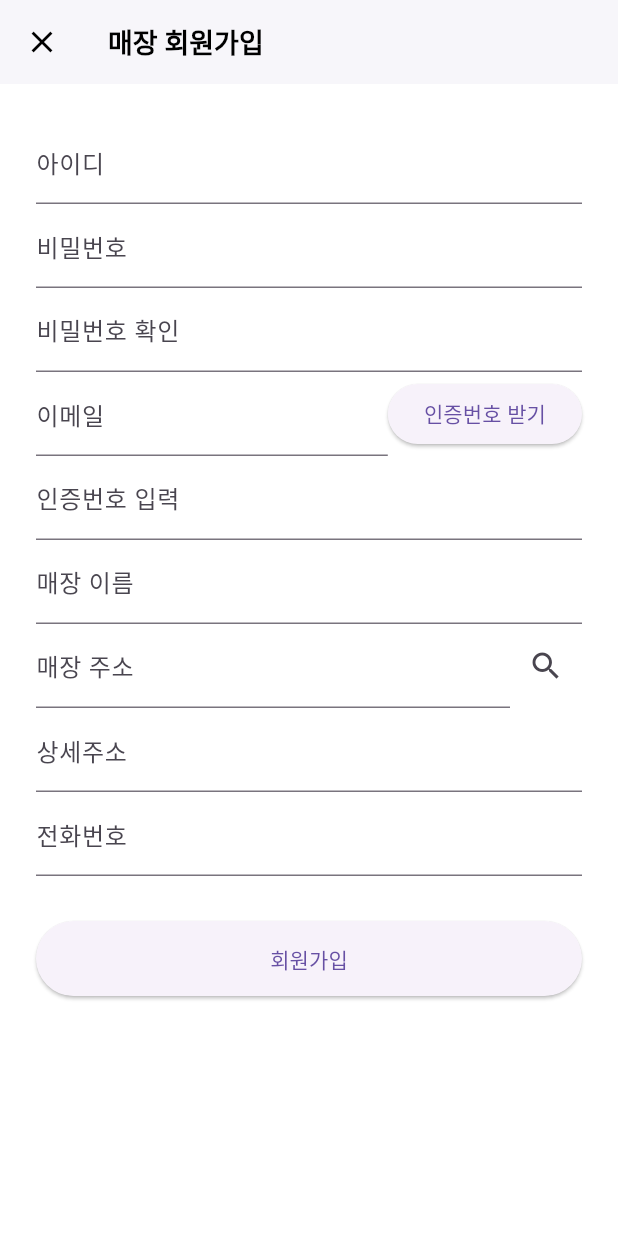
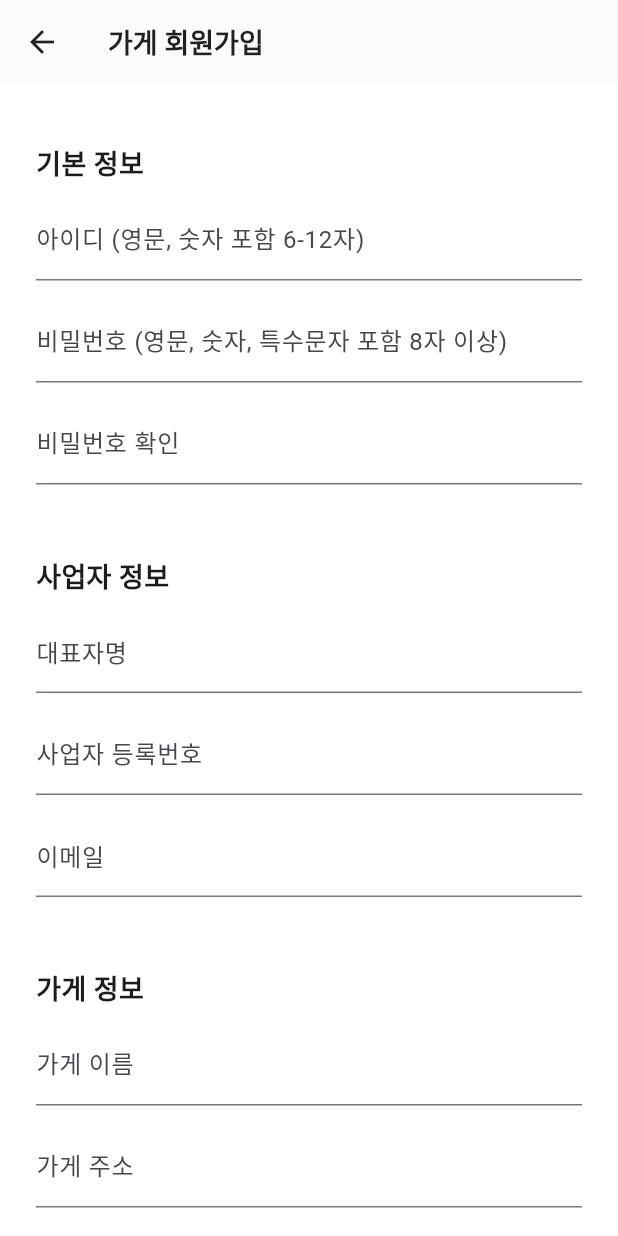
Before and after one commit to DongBaBaDa/needsfine_app, a Flutter app: the StoreJoinScreen screen opened by its route, on a phone screen of 412 x 824 dp. Run offline on Flutter 3.47's test engine with Material 3 defaults, Android fonts, the light colour scheme and no system bars; our stand-ins replace scrollable_positioned_list, shared_preferences; missing offline and left inert: carousel_slider_plus; accounts and stored records are empty; Roboto replaces fonts that are missing (NotoSansKR).

```diff
--- /dev/null
+++ b/lib/core/global_state.dart
@@ -0,0 +1,5 @@
+import 'package:flutter/material.dart';
+
+/// 순환 참조를 방지하기 위해 앱의 전역 상태 변수를 분리합니다.
+final ValueNotifier<bool> isLoggedIn = ValueNotifier(false);
+final ValueNotifier<int> notificationCount = ValueNotifier(3);
--- a/lib/screens/store_join_screen.dart
+++ b/lib/screens/store_join_screen.dart
@@ -1,7 +1,6 @@
 import 'package:flutter/material.dart';
-import 'package:needsfine_app/main.dart'; // For the global 'isLoggedIn'
+import 'package:needsfine_app/main.dart'; // Reverted import
 
-// --- [ ✅ ✅ 4-1-2-1. '매장' '회원가입' ] ---
 class StoreJoinScreen extends StatefulWidget {
   const StoreJoinScreen({super.key});
 
@@ -10,89 +9,60 @@ class StoreJoinScreen extends StatefulWidget {
 }
 
 class _StoreJoinScreenState extends State<StoreJoinScreen> {
-  final _emailCertController = TextEditingController();
 
-  void _sendCertCode() {
-    _emailCertController.text = "1234";
+  void _submit() {
     ScaffoldMessenger.of(context).showSnackBar(
-      const SnackBar(content: Text("더미 인증번호 [1234]가 발송되었습니다.")),
+      const SnackBar(content: Text("가게 회원가입이 완료되었습니다.")),
     );
-  }
-
-  void _searchAddress() {
-    showDialog(
-      context: context,
-      builder: (ctx) => const AddressSearchPopup(),
-    );
-  }
-
-  void _handleJoin() {
-    isLoggedIn.value = true; // [!] main.dart의 전역 변수 참조
+    isLoggedIn.value = true;
     Navigator.pushNamedAndRemoveUntil(context, '/store-mypage', (route) => false);
   }
 
   @override
   Widget build(BuildContext context) {
     return Scaffold(
-      appBar: AppBar(
-        title: const Text("매장 회원가입"),
-        leading: IconButton(
-          icon: const Icon(Icons.close),
-          onPressed: () => Navigator.pushReplacementNamed(context, '/login'),
-        ),
-      ),
+      appBar: AppBar(title: const Text("가게 회원가입")),
       body: ListView(
-        padding: const EdgeInsets.all(24.0),
+        padding: const EdgeInsets.all(24),
         children: [
-          TextFormField(decoration: const InputDecoration(labelText: "아이디")),
-          TextFormField(decoration: const InputDecoration(labelText: "비밀번호"), obscureText: true),
-          TextFormField(decoration: const InputDecoration(labelText: "비밀번호 확인"), obscureText: true),
-          Row(
-            children: [
-              Expanded(child: TextFormField(decoration: const InputDecoration(labelText: "이메일"))),
-              ElevatedButton(onPressed: _sendCertCode, child: const Text("인증번호 받기")),
-            ],
-          ),
-          TextFormField(
-            controller: _emailCertController,
-            decoration: const InputDecoration(labelText: "인증번호 입력"),
-          ),
-          TextFormField(decoration: const InputDecoration(labelText: "매장 이름")),
-          Row(
-            children: [
-              Expanded(child: TextFormField(
-                  decoration: const InputDecoration(labelText: "매장 주소"),
-                  readOnly: true
-              )),
-              IconButton(onPressed: _searchAddress, icon: const Icon(Icons.search)),
-            ],
-          ),
-          TextFormField(decoration: const InputDecoration(labelText: "상세주소")),
-          TextFormField(decoration: const InputDecoration(labelText: "전화번호")),
-          const SizedBox(height: 30),
+          _buildSectionTitle("기본 정보"),
+          const TextField(decoration: InputDecoration(labelText: "아이디 (영문, 숫자 포함 6-12자)")),
+          const SizedBox(height: 12),
+          const TextField(decoration: InputDecoration(labelText: "비밀번호 (영문, 숫자, 특수문자 포함 8자 이상)")),
+          const SizedBox(height: 12),
+          const TextField(decoration: InputDecoration(labelText: "비밀번호 확인")),
+          const SizedBox(height: 32),
+
+          _buildSectionTitle("사업자 정보"),
+          const TextField(decoration: InputDecoration(labelText: "대표자명")),
+          const SizedBox(height: 12),
+          const TextField(decoration: InputDecoration(labelText: "사업자 등록번호")),
+          const SizedBox(height: 12),
+          const TextField(decoration: InputDecoration(labelText: "이메일")),
+          const SizedBox(height: 32),
+
+          _buildSectionTitle("가게 정보"),
+          const TextField(decoration: InputDecoration(labelText: "가게 이름")),
+          const SizedBox(height: 12),
+          const TextField(decoration: InputDecoration(labelText: "가게 주소")),
+          const SizedBox(height: 12),
+          const TextField(decoration: InputDecoration(labelText: "업종")),
+          const SizedBox(height: 40),
+
           ElevatedButton(
-            onPressed: _handleJoin,
-            style: ElevatedButton.styleFrom(minimumSize: const Size(double.infinity, 50)),
-            child: const Text("회원가입"),
+            onPressed: _submit,
+            style: ElevatedButton.styleFrom(minimumSize: const Size(0, 50)),
+            child: const Text("가입 완료"),
           ),
         ],
       ),
     );
   }
-}
 
-// '주소' '검색' '팝업' ('더미')
-class AddressSearchPopup extends StatelessWidget {
-  const AddressSearchPopup({super.key});
-
-  @override
-  Widget build(BuildContext context) {
-    return AlertDialog(
-      title: const Text("주소 검색"),
-      content: const Text("('Daum' '주소' 'API' '연동' '필요')"),
-      actions: [
-        TextButton(onPressed: () => Navigator.pop(context), child: const Text("닫기")),
-      ],
+  Widget _buildSectionTitle(String title) {
+    return Padding(
+      padding: const EdgeInsets.only(top: 16, bottom: 8),
+      child: Text(title, style: const TextStyle(fontSize: 18, fontWeight: FontWeight.bold)),
     );
   }
 }
--- a/lib/screens/store_mypage_screen.dart
+++ b/lib/screens/store_mypage_screen.dart
@@ -1,28 +1,22 @@
 import 'package:flutter/material.dart';
-import 'package:needsfine_app/main.dart'; // For the global 'isLoggedIn'
+import 'package:needsfine_app/main.dart'; // Reverted import
 
-// '매장' '회원가입' '완료' '시' '이동'
 class StoreMyPageScreen extends StatelessWidget {
   const StoreMyPageScreen({super.key});
+
   @override
-  Widget build(BuildContext context) { // 오타 수정됨
+  Widget build(BuildContext context) {
     return Scaffold(
-      appBar: AppBar(title: const Text("매장 마이페이지")),
-      body: Center(
-        child: Column(
-          mainAxisAlignment: MainAxisAlignment.center,
-          children: [
-            const Text("매장 마이페이지 (개발 중)"),
-            ElevatedButton(
-              onPressed: () {
-                isLoggedIn.value = false; // [!] main.dart의 전역 변수 참조
-                Navigator.pushNamedAndRemoveUntil(context, '/login', (route) => false);
-              },
-              child: const Text("로그아웃 (테스트용)"),
-            )
-          ],
-        ),
+      appBar: AppBar(
+        title: const Text("가게 마이페이지"),
+        actions: [
+          IconButton(icon: const Icon(Icons.logout), onPressed: () {
+            isLoggedIn.value = false;
+            Navigator.pushNamedAndRemoveUntil(context, '/home', (route) => false);
+          })
+        ],
       ),
+      body: const Center(child: Text("가게 마이페이지입니다.")),
     );
   }
 }
```
Also changed, not shown: lib/features/sanctuary/presentation/widgets/category_list.dart (+7 -4 lines), lib/main.dart (+25 -25 lines), lib/screens/home_screen.dart (+57 -53 lines), lib/screens/login_screen.dart (+43 -70 lines), lib/screens/user_join_screen.dart (+36 -50 lines).
